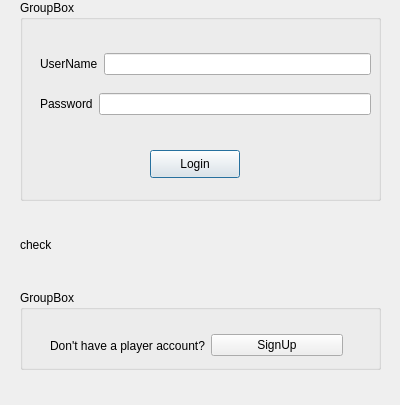
This is loginwindow.ui in AbdoBadawy/EECE2026_TicTacToeProject_CodeCrafters as Qt 5 draws it before an edit. The edited form follows.
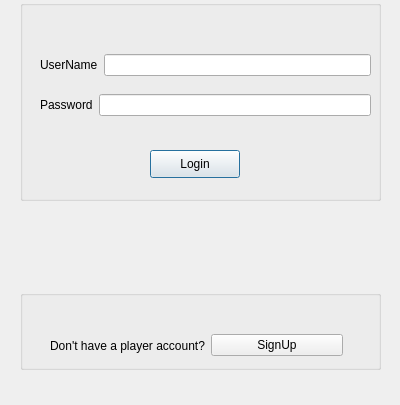
This is the edited form.

Patch:
```diff
--- a/loginwindow.ui
+++ b/loginwindow.ui
@@ -23,7 +23,7 @@
     </rect>
    </property>
    <property name="title">
-    <string>GroupBox</string>
+    <string/>
    </property>
    <widget class="QWidget" name="layoutWidget">
     <property name="geometry">
@@ -31,7 +31,7 @@
       <x>20</x>
       <y>90</y>
       <width>331</width>
-      <height>28</height>
+      <height>30</height>
      </rect>
     </property>
     <layout class="QHBoxLayout" name="horizontalLayout_2">
@@ -43,7 +43,11 @@
       </widget>
      </item>
      <item>
-      <widget class="QLineEdit" name="lineEdit_Password"/>
+      <widget class="QLineEdit" name="lineEdit_Password">
+       <property name="echoMode">
+        <enum>QLineEdit::Password</enum>
+       </property>
+      </widget>
      </item>
     </layout>
    </widget>
@@ -53,7 +57,7 @@
       <x>20</x>
       <y>50</y>
       <width>331</width>
-      <height>28</height>
+      <height>30</height>
      </rect>
     </property>
     <layout class="QHBoxLayout" name="horizontalLayout">
@@ -93,9 +97,9 @@
     </rect>
    </property>
    <property name="title">
-    <string>GroupBox</string>
+    <string/>
    </property>
-   <widget class="QWidget" name="">
+   <widget class="QWidget" name="layoutWidget">
     <property name="geometry">
      <rect>
       <x>30</x>
@@ -132,7 +136,7 @@
     </rect>
    </property>
    <property name="text">
-    <string>check</string>
+    <string/>
    </property>
   </widget>
  </widget>
```
Left out of the diff: 2 changed lines with no effect on the pictures.
